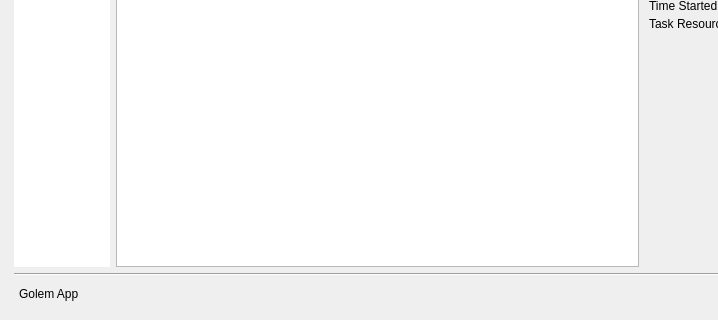
Old version of the form gnr/ui/AppMainWindow.ui in the repository golemfactory/clay; both pictures show x 0 to 718 and y 423 to 743 of the 983 by 743 pixel window.
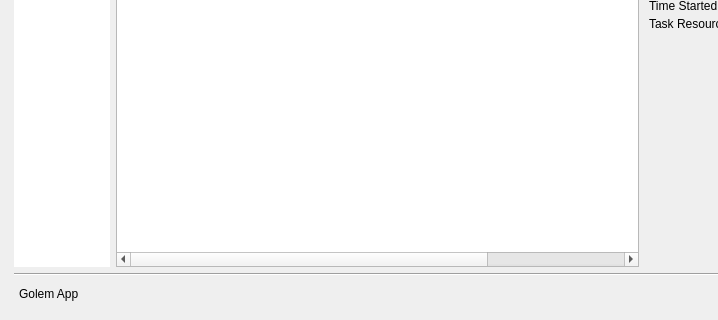
New version of the form. Icons and pictures are not drawn. Custom widgets are drawn as their Qt base class.

Commit message:
Show payments and computation time for task #201
Show computation time

Patch:
```diff
--- a/gnr/ui/AppMainWindow.ui
+++ b/gnr/ui/AppMainWindow.ui
@@ -888,7 +888,7 @@
                <bool>true</bool>
               </property>
               <property name="columnCount">
-               <number>4</number>
+               <number>6</number>
               </property>
               <attribute name="horizontalHeaderVisible">
                <bool>false</bool>
@@ -929,6 +929,16 @@
                 <string>Status</string>
                </property>
               </column>
+              <column>
+               <property name="text">
+                <string>Time</string>
+               </property>
+              </column>
+              <column>
+               <property name="text">
+                <string>Cost</string>
+               </property>
+              </column>
               <column>
                <property name="text">
                 <string>Progress</string>
```
The commit also changes 2 other files.
